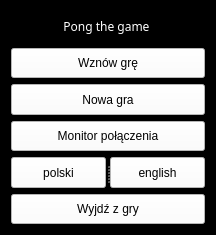
First picture: the form in prj/QT/menu.ui, repository BenZdunczuk/Retro_Pong, before the edit.
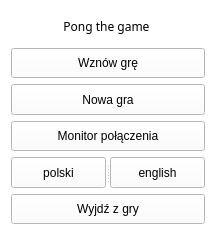
Second picture: the form after the edit. Icons and pictures are not drawn.

```diff
--- a/prj/QT/menu.ui
+++ b/prj/QT/menu.ui
@@ -21,8 +21,8 @@
   </property>
   <property name="styleSheet">
    <string notr="true">QWidget {
-    background-color: black;
-    color: white;
+    background-color: white;
+    color: black;
 }</string>
   </property>
   <layout class="QGridLayout" name="gridLayout">
@@ -115,6 +115,12 @@
        <property name="checkable">
         <bool>true</bool>
        </property>
+       <property name="default">
+        <bool>false</bool>
+       </property>
+       <property name="flat">
+        <bool>false</bool>
+       </property>
       </widget>
      </item>
      <item>
```
